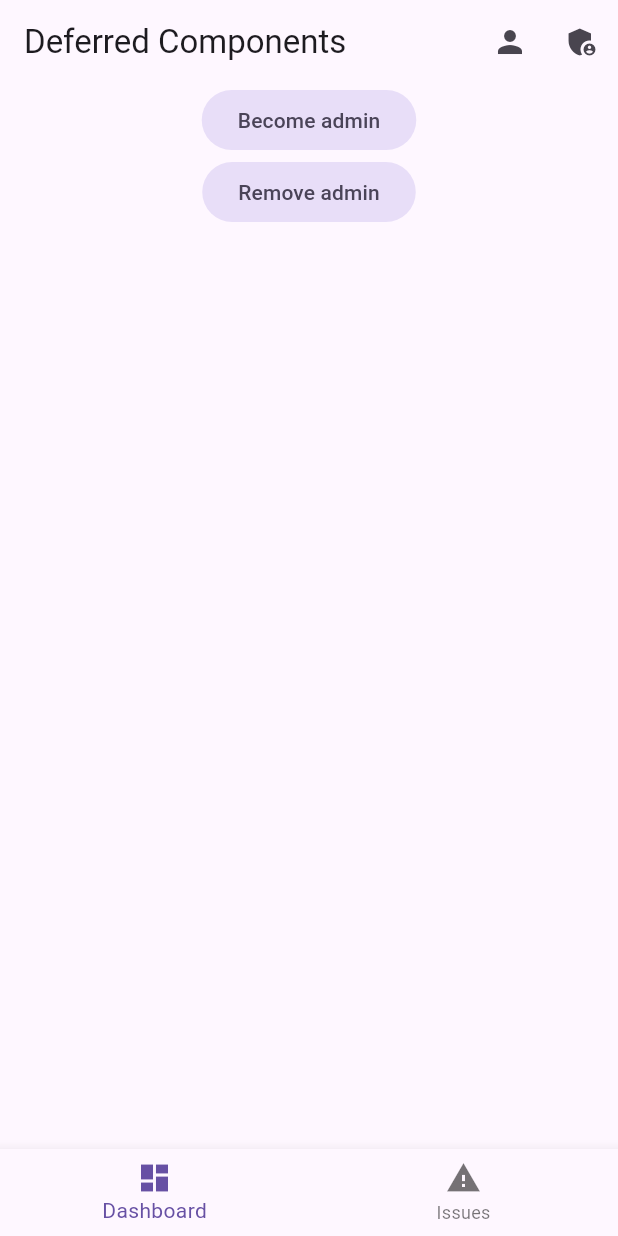
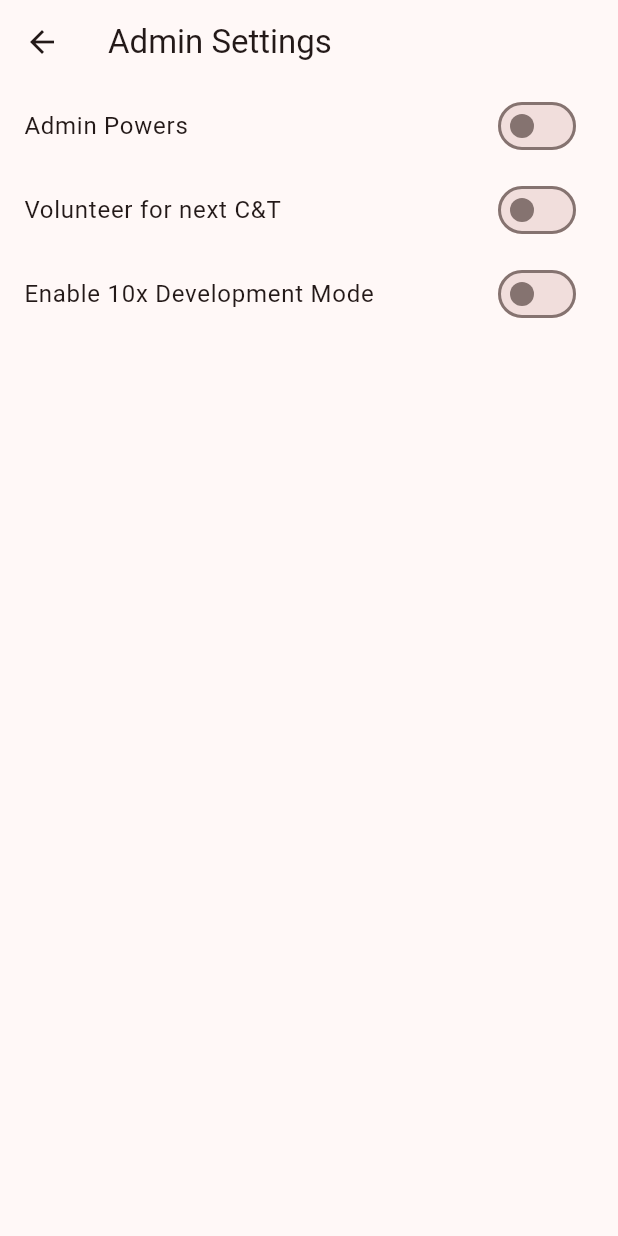
Before and after one commit to LiamMcMainsBR/br_deferred_components_example, a Flutter app: the screen it shows after launch, after a tap on "Become admin", after a tap on the "admin panel settings" icon, on a phone screen of 412 x 824 dp. Run offline on Flutter 3.47's test engine with Material 2 defaults, Android fonts, the light colour scheme and no system bars.

Commit message:
Deferred components setup

```diff
--- /dev/null
+++ b/lib/admin_settings_page.dart
@@ -0,0 +1,32 @@
+import 'package:flutter/material.dart';
+
+/// Deferred settings page
+class AdminSettingsPage extends StatelessWidget {
+  const AdminSettingsPage({super.key});
+
+  @override
+  Widget build(BuildContext context) {
+    return Scaffold(
+      appBar: AppBar(
+        title: const Text("Admin Settings"),
+      ),
+      body: ListView(children: [
+        SwitchListTile(
+          value: false,
+          onChanged: (value) {},
+          title: const Text("Admin Powers"),
+        ),
+        SwitchListTile(
+          value: false,
+          onChanged: (value) {},
+          title: const Text("Volunteer for next C&T"),
+        ),
+        SwitchListTile(
+          value: false,
+          onChanged: (value) {},
+          title: const Text("Enable 10x Development Mode"),
+        ),
+      ]),
+    );
+  }
+}
--- a/lib/main.dart
+++ b/lib/main.dart
@@ -1,3 +1,4 @@
+import 'package:br_deferred_components_example/admin_settings_page.dart';
 import 'package:flutter/material.dart';
 
 void main() {
@@ -18,16 +19,21 @@ class _MainAppState extends State<MainApp> {
   @override
   Widget build(BuildContext context) {
     return MaterialApp(
-      theme: ThemeData(useMaterial3: true),
+      theme: ThemeData(useMaterial3: true, colorSchemeSeed: Colors.red),
       home: Scaffold(
         appBar: AppBar(
           title: const Text('Deferred Components'),
           actions: [
             IconButton(onPressed: () {}, icon: const Icon(Icons.person)),
             if (isAdmin)
-              IconButton(
-                  onPressed: () {},
-                  icon: const Icon(Icons.admin_panel_settings)),
+              Builder(builder: (context) {
+                return IconButton(
+                    onPressed: () {
+                      Navigator.of(context).push(MaterialPageRoute(
+                          builder: (context) => const AdminSettingsPage()));
+                    },
+                    icon: const Icon(Icons.admin_panel_settings));
+              }),
           ],
         ),
         body: Center(
--- a/pubspec.yaml
+++ b/pubspec.yaml
@@ -17,3 +17,4 @@ dev_dependencies:
 
 flutter:
   uses-material-design: true
+  deferred-components:
```
Also changed, not shown: 2 other files.
